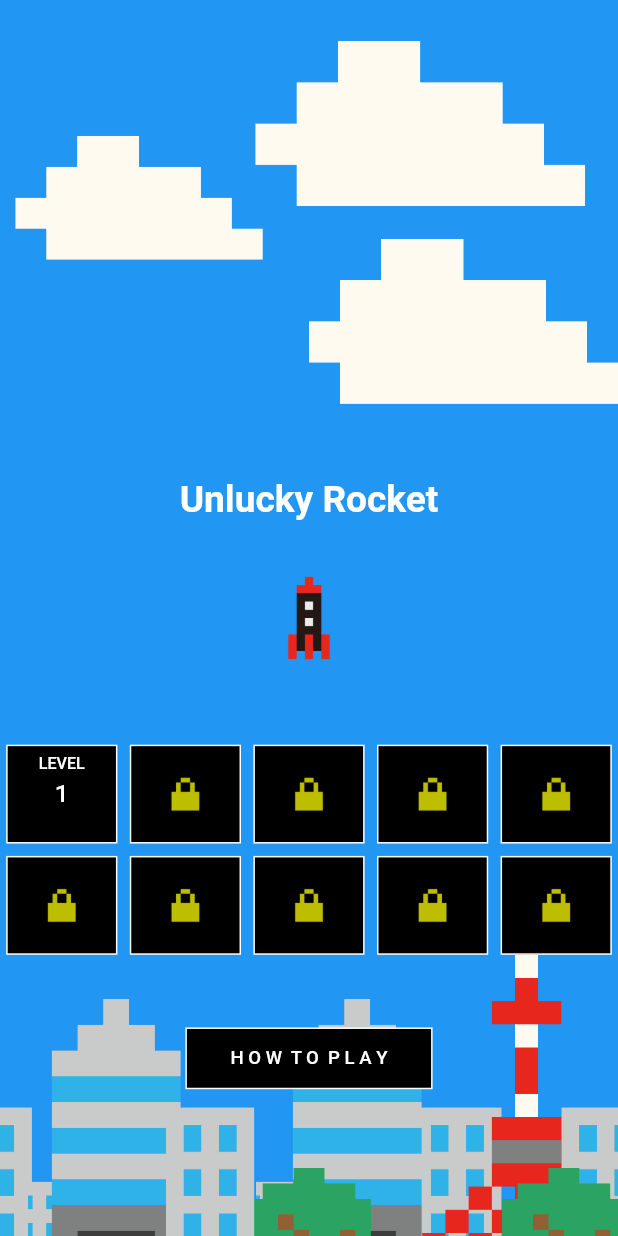
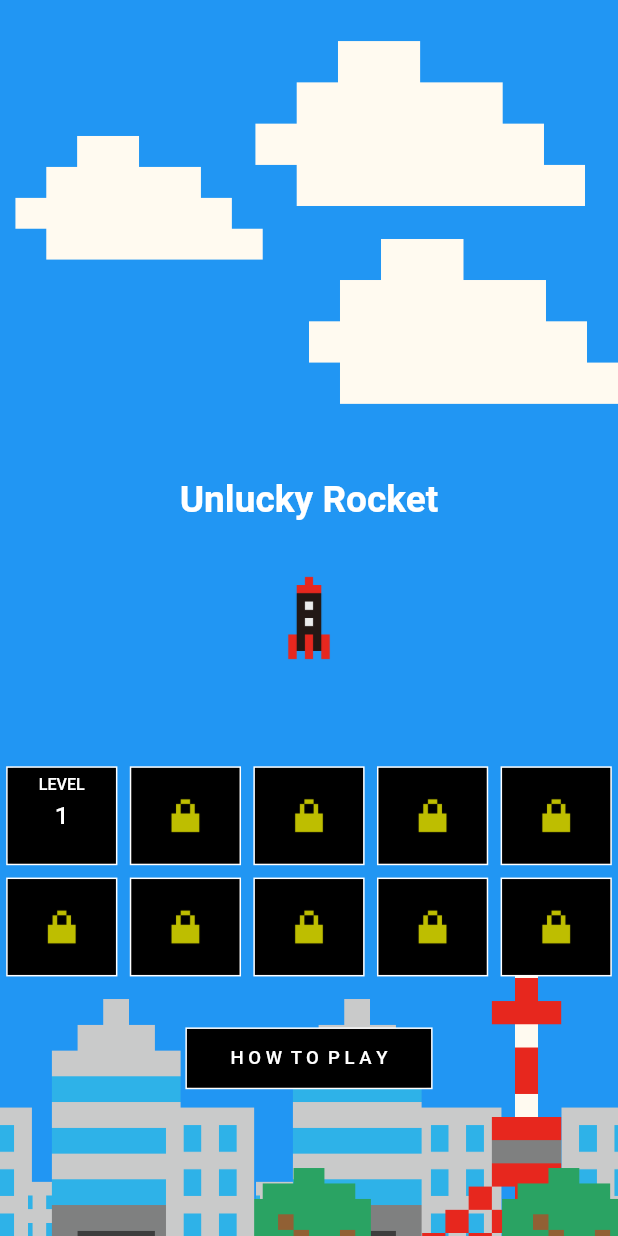
Before and after one commit to yuto90/new_rocket, a Flutter app: the screen it shows after launch, on a phone screen of 412 x 824 dp. Run offline on Flutter 3.47's test engine with Material 2 defaults, Android fonts, the light colour scheme and no system bars; drawn by our look-alikes of google_mobile_ads; our stand-ins replace flutter_dotenv, google_fonts, shared_preferences; network calls fail.

Commit message:
top画面リファクタ

```diff
--- a/lib/mode/top.dart
+++ b/lib/mode/top.dart
@@ -54,49 +54,30 @@ class Top extends StatelessWidget {
               Align(
                 alignment: Alignment(0, 0.5),
                 child: SizedBox(
-                  height: SizeConfig.blockSizeVertical! * 25,
+                  height: SizeConfig.blockSizeVertical! * 18,
                   width: double.infinity,
-                  child: Column(
-                    mainAxisAlignment: MainAxisAlignment.spaceEvenly,
-                    children: [
-                      FutureBuilder(
+                  child: FutureBuilder(
                     future: model.getClearLevel(),
-                        builder: (BuildContext context,
-                            AsyncSnapshot<int> snapshot) {
+                    builder:
+                        (BuildContext context, AsyncSnapshot<int> snapshot) {
                       if (snapshot.hasData) {
-                            return Wrap(
+                        return Center(
+                          child: Wrap(
                             spacing: SizeConfig.blockSizeHorizontal! * 2,
                             runSpacing: SizeConfig.blockSizeVertical! * 1,
                             children: [
                               for (int i = 1; i <= 10; i++) ...[
-                                  snapshot.data! < i
-                                      ? Container(
-                                          height:
-                                              SizeConfig.blockSizeVertical! * 8,
-                                          width:
-                                              SizeConfig.blockSizeHorizontal! *
-                                                  18,
+                                Container(
+                                  height: SizeConfig.blockSizeVertical! * 8,
+                                  width: SizeConfig.blockSizeHorizontal! * 18,
                                   decoration: BoxDecoration(
-                                            border:
-                                                Border.all(color: Colors.white),
+                                    border: Border.all(color: Colors.white),
                                     color: Colors.black,
                                   ),
                                   child: Center(
-                                            child: Lock(),
-                                          ),
-                                        )
-                                      : Container(
-                                          height:
-                                              SizeConfig.blockSizeVertical! * 8,
-                                          width:
-                                              SizeConfig.blockSizeHorizontal! *
-                                                  18,
-                                          decoration: BoxDecoration(
-                                            border:
-                                                Border.all(color: Colors.white),
-                                            color: Colors.black,
-                                          ),
-                                          child: OutlinedButton(
+                                    child: snapshot.data! < i
+                                        ? Lock()
+                                        : OutlinedButton(
                                             onPressed: () {
                                               model.switchLevel(i);
                                               model.switchDisplay('ready');
@@ -145,9 +126,11 @@ class Top extends StatelessWidget {
                                               ],
                                             ),
                                           ),
+                                  ),
                                 )
                               ],
                             ],
+                          ),
                         );
                       }
 
@@ -155,8 +138,6 @@ class Top extends StatelessWidget {
                         child: CircularProgressIndicator(),
                       );
                     },
-                      ),
-                    ],
                   ),
                 ),
               ),
```
Lines whose indentation alone changed are shown as unchanged.
